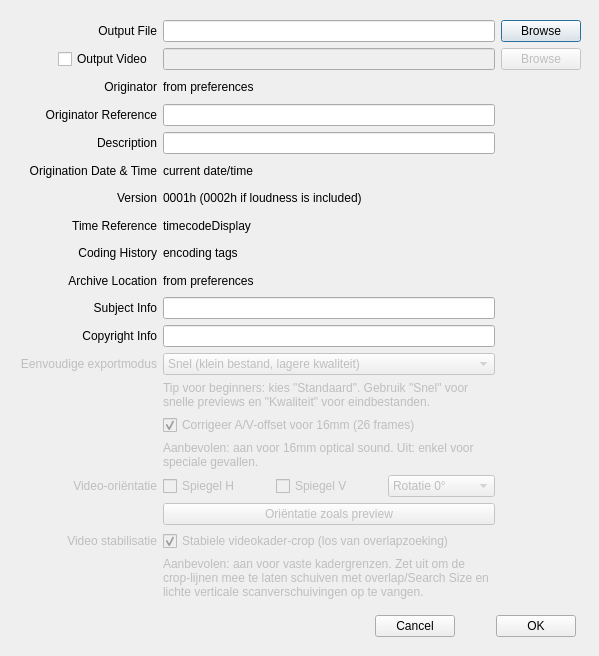
This is extractdialog.ui in stoefer/aeo-light as Qt 5 draws it before an edit. The edited form follows.
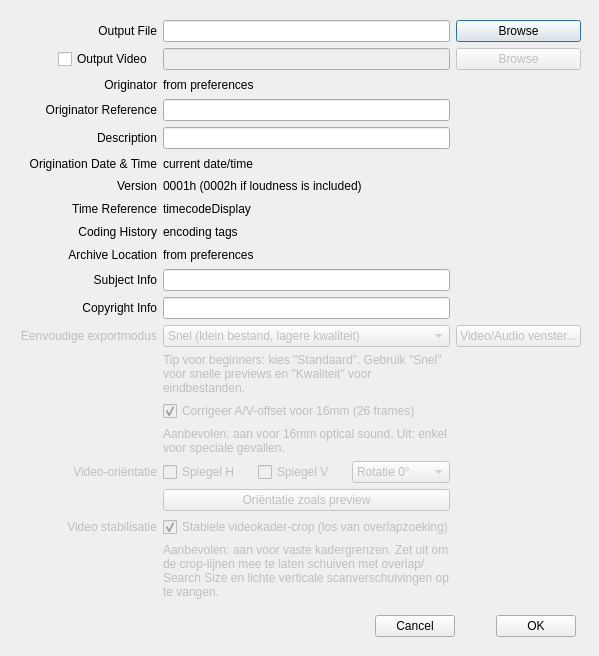
This is the edited form.

Commit message: Add advanced video and audio export settings window

```diff
--- a/extractdialog.ui
+++ b/extractdialog.ui
@@ -271,6 +271,16 @@
       </item>
      </widget>
     </item>
+    <item row="12" column="2">
+     <widget class="QPushButton" name="videoAdvancedButton">
+      <property name="enabled">
+       <bool>false</bool>
+      </property>
+      <property name="text">
+       <string>Video/Audio venster...</string>
+      </property>
+     </widget>
+    </item>
     <item row="13" column="1">
      <widget class="QLabel" name="videoPresetHelpLabel">
       <property name="enabled">
```
Left out of the diff: 1 changed line with no effect on the pictures. The commit also changes 4 other files.
